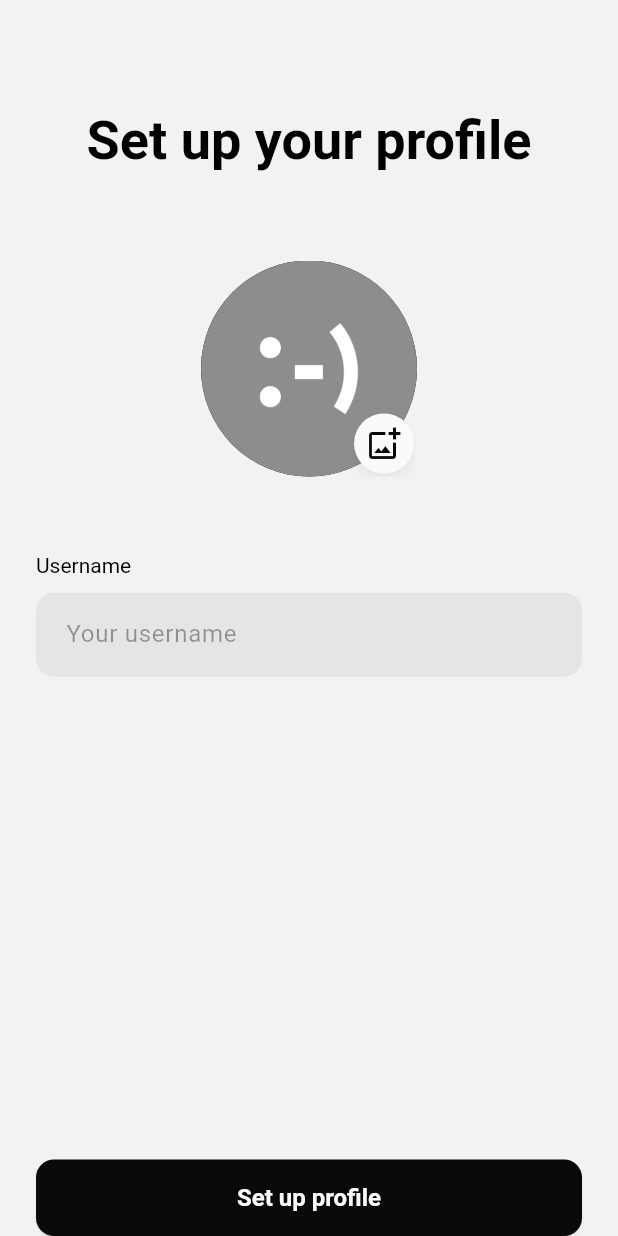
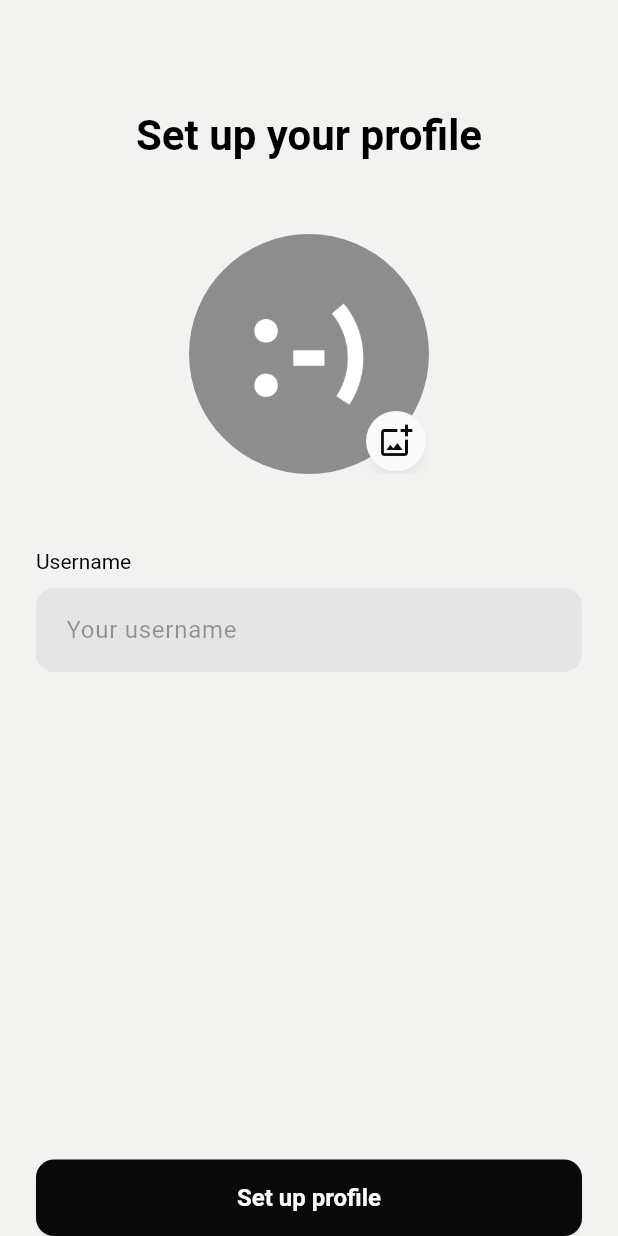
Before and after one commit to sunenvidiado-nx/where-im-at-app, a Flutter app: the SetUpProfileScreen screen opened by its route, on a phone screen of 412 x 824 dp. Run offline on Flutter 3.47's test engine with Material 3 defaults, Android fonts, the phone set to English and light mode, and no system bars; our stand-ins replace adaptive_dialog, cached_network_image, cloud_firestore, dart_mappable, envied, firebase_auth and 15 more; missing offline and left inert: flutter_keyboard_visibility_temp_fork, flutter_map_cached_tile_provider; accounts and stored records are empty; generated files the repository leaves out were written again; statements that could not run were skipped.

Commit message:
refactor: ♻️ Rework how state is structured

```diff
--- a/lib/ui/features/set_up_profile/set_up_profile_screen.dart
+++ b/lib/ui/features/set_up_profile/set_up_profile_screen.dart
@@ -27,58 +27,56 @@ class _SetUpProfileScreenState extends State<SetUpProfileScreen> {
   @override
   Widget build(BuildContext context) {
     return BlocConsumer<SetUpProfileScreenCubit, SetUpProfileScreenState>(
-      listener: _handleSatateChange,
-      builder: (context, state) {
-        return Scaffold(
+      listener: _handleStateChange,
+      builder: (context, state) => Scaffold(
         body: Form(
           key: _formKey,
           child: CustomScrollView(
             slivers: [
-                _buildTitle(context),
-                _buildProfileContent(context),
+              _buildTitle(),
+              _buildProfileContent(),
             ],
           ),
         ),
-          bottomNavigationBar: _buildBottomButton(context),
-        );
-      },
+        bottomNavigationBar: _buildBottomButton(
+          isLoading: state is SetUpProfileScreenLoading,
+        ),
+      ),
     );
   }
 
-  void _handleSatateChange(
-    BuildContext context,
-    SetUpProfileScreenState state,
-  ) {
-    if (state.errorMessage != null) {
-      context.showSnackbar(state.errorMessage!, type: AppSnackbarType.error);
+  void _handleStateChange(BuildContext context, SetUpProfileScreenState state) {
+    if (state is SetUpProfileScreenError) {
+      context.showSnackbar(state.errorMessage, type: AppSnackbarType.error);
+    }
+
+    if (state is SetUpProfileScreenSuccess) {
+      context.go(Routes.home);
     }
   }
 
-  Widget _buildTitle(BuildContext context) {
+  Widget _buildTitle() {
     return SliverToBoxAdapter(
       child: Padding(
         padding: const EdgeInsets.fromLTRB(24, 72, 24, 0),
         child: Center(
           child: Text(
             context.l10n.setUpProfileTitle,
-            style: context.primaryTextTheme.displaySmall,
+            style: context.primaryTextTheme.headlineMedium,
           ),
         ),
       ),
     );
   }
 
-  Widget _buildProfileContent(BuildContext context) {
-    final screenHeight = MediaQuery.of(context).size.height;
+  Widget _buildProfileContent() {
     return SliverToBoxAdapter(
       child: Padding(
-        padding: const EdgeInsets.symmetric(horizontal: 24),
+        padding: const EdgeInsets.fromLTRB(24, 48, 24, 0),
         child: Column(
-          mainAxisAlignment: MainAxisAlignment.center,
           children: [
-            SizedBox(height: screenHeight * 0.07),
             _buildProfileAvatar(),
-            SizedBox(height: screenHeight * 0.06),
+            const SizedBox(height: 48),
             _buildUsernameField(),
           ],
         ),
@@ -89,13 +87,26 @@ class _SetUpProfileScreenState extends State<SetUpProfileScreen> {
   Widget _buildProfileAvatar() {
     return BlocSelector<SetUpProfileScreenCubit, SetUpProfileScreenState,
         File?>(
-      selector: (state) => state.photo,
+      selector: (state) => switch (state) {
+        SetUpProfileScreenInitial(:final photo) => photo,
+        SetUpProfileScreenLoading(:final photo) => photo,
+        SetUpProfileScreenError(:final photo) => photo,
+        SetUpProfileScreenSuccess() => null,
+      },
       builder: (context, photo) {
-        return Stack(
+        return SizedBox(
+          width: 160,
+          height: 160,
+          child: Stack(
             children: [
-            CircleAvatar(
-              radius: 72,
-              child: ClipOval(
+              Container(
+                width: double.infinity,
+                height: double.infinity,
+                decoration: BoxDecoration(
+                  color: context.colorScheme.surface,
+                  shape: BoxShape.circle,
+                ),
+                clipBehavior: Clip.antiAlias,
                 child: photo == null
                     ? Image.asset(AppAssets.defaultPfp)
                     : Image.file(
@@ -103,7 +114,6 @@ class _SetUpProfileScreenState extends State<SetUpProfileScreen> {
                         width: double.infinity,
                         height: double.infinity,
                         fit: BoxFit.cover,
-                      ),
                       ),
               ),
               Positioned(
@@ -124,6 +134,7 @@ class _SetUpProfileScreenState extends State<SetUpProfileScreen> {
                 ),
               ),
             ],
+          ),
         );
       },
     );
@@ -178,30 +189,19 @@ class _SetUpProfileScreenState extends State<SetUpProfileScreen> {
     );
   }
 
-  Widget _buildBottomButton(BuildContext context) {
+  Widget _buildBottomButton({required bool isLoading}) {
     return SafeArea(
       child: Padding(
         padding: const EdgeInsets.symmetric(horizontal: 24),
-        child: BlocSelector<SetUpProfileScreenCubit, SetUpProfileScreenState,
-            bool>(
-          selector: (state) => state.isLoading,
-          builder: (context, isLoading) {
-            return ElevatedButton(
+        child: ElevatedButton(
           onPressed: isLoading
               ? null
-                  : () async {
-                      if (_formKey.currentState!.validate()) {
-                        await _cubit.updateUserInfo(_usernameController.text);
-
-                        if (_cubit.state.didSetUpProfile) {
-                          // ignore: use_build_context_synchronously
-                          context.go(Routes.home);
-                        }
+              : () {
+                  if (_formKey.currentState?.validate() ?? false) {
+                    _cubit.updateUserInfo(_usernameController.text);
                   }
                 },
           child: Text(context.l10n.setUpProfileSetupButton),
-            );
-          },
         ),
       ),
     );
--- a/lib/ui/features/set_up_profile/set_up_profile_screen_state.dart
+++ b/lib/ui/features/set_up_profile/set_up_profile_screen_state.dart
@@ -1,16 +1,28 @@
 part of 'set_up_profile_screen_cubit.dart';
 
-@MappableClass()
-class SetUpProfileScreenState with SetUpProfileScreenStateMappable {
-  const SetUpProfileScreenState({
-    this.isLoading = false,
-    this.didSetUpProfile = false,
-    this.photo,
-    this.errorMessage,
-  });
+sealed class SetUpProfileScreenState {
+  const SetUpProfileScreenState();
+}
 
-  final bool isLoading;
-  final bool didSetUpProfile;
+final class SetUpProfileScreenInitial extends SetUpProfileScreenState {
+  const SetUpProfileScreenInitial({this.photo});
+
   final File? photo;
-  final String? errorMessage;
 }
+
+final class SetUpProfileScreenLoading extends SetUpProfileScreenState {
+  const SetUpProfileScreenLoading({this.photo});
+
+  final File? photo;
+}
+
+final class SetUpProfileScreenError extends SetUpProfileScreenState {
+  const SetUpProfileScreenError(this.errorMessage, {this.photo});
+
+  final String errorMessage;
+  final File? photo;
+}
+
+final class SetUpProfileScreenSuccess extends SetUpProfileScreenState {
+  const SetUpProfileScreenSuccess();
+}
```
Also changed, not shown: lib/ui/features/home/home_screen.dart (+18 -11 lines), lib/ui/features/home/home_screen_cubit.dart (+42 -17 lines), lib/ui/features/home/home_screen_state.dart (+29 -10 lines), lib/ui/features/login/login_screen.dart (+17 -20 lines), lib/ui/features/login/login_screen_cubit.dart (+4 -8 lines), lib/ui/features/login/login_screen_state.dart (+19 -10 lines), lib/ui/features/set_up_profile/set_up_profile_screen_cubit.dart (+24 -11 lines). Lines whose indentation alone changed are shown as unchanged.
